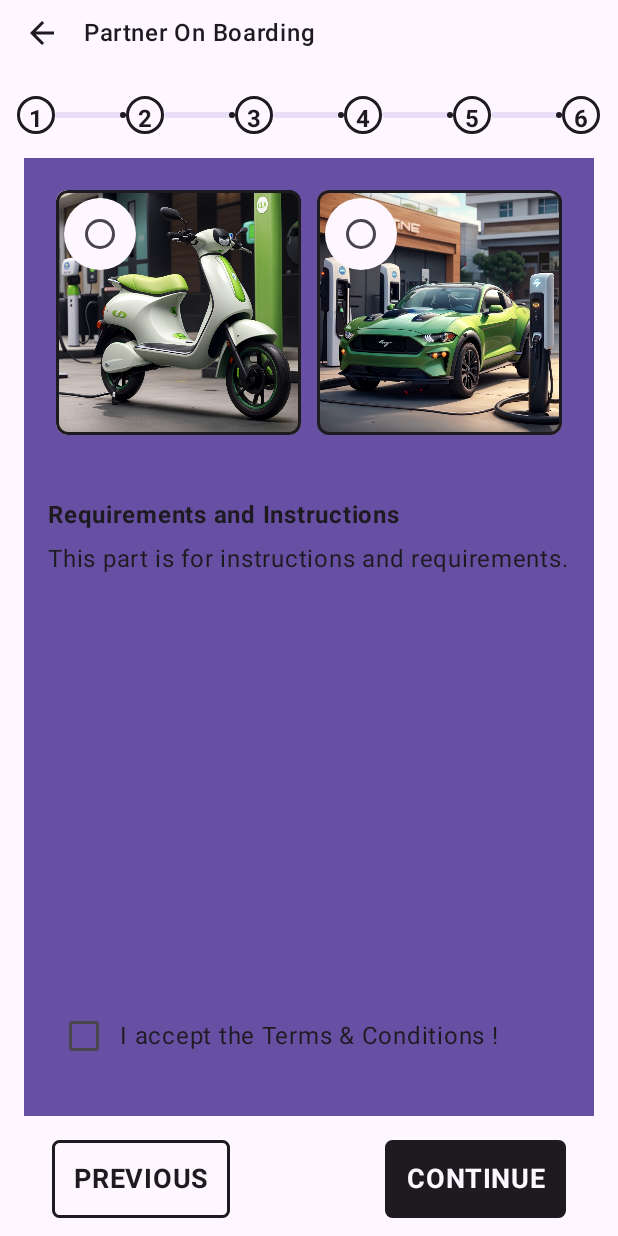
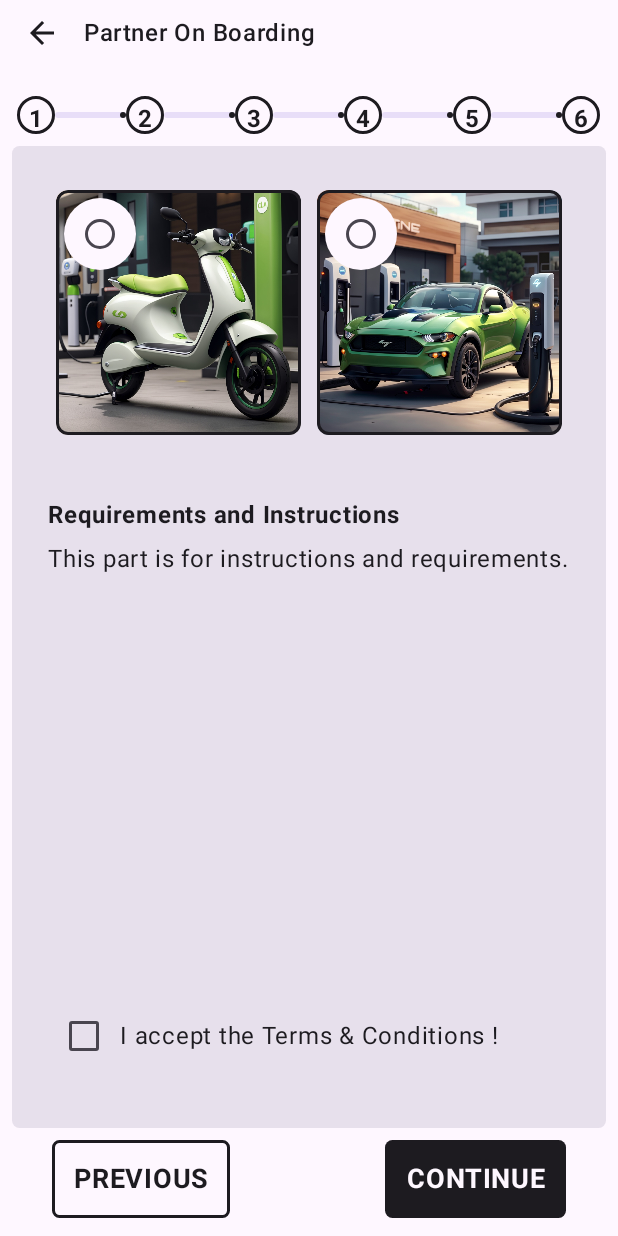
Before and after one commit to blazebizz/EvChargingAndroid, an Android app built with Jetpack Compose: the OnBoardingScreen screen opened through its navigation route, on a phone screen of 412 x 824 dp. Run offline under Robolectric (Android 15) with nearby library versions, the phone set to English and light mode, and no system bars; our stand-ins replace Dagger/Hilt's generated code, Firebase (no records; nobody signed in at launch, a user with empty details on screens opened directly), accompanist; libraries missing offline, so code that uses them is left out: com.velox.lazeir; 2 statements that could not run were skipped.

Commit message:
changes in onboarding

```diff
--- a/core/ui/src/main/java/com/blaze/core/ui/CoreUiComponents.kt
+++ b/core/ui/src/main/java/com/blaze/core/ui/CoreUiComponents.kt
@@ -40,7 +40,11 @@ fun InitSubUiComponents(model: CoreUiViewModel) {
 
     //region toast
     LaunchedEffect(key1 = model.toast.value) {
-        Toast.makeText(context, model.toast.value, Toast.LENGTH_SHORT).show()
+        if (model.toast.value.isNotBlank()) Toast.makeText(
+            context,
+            model.toast.value,
+            Toast.LENGTH_SHORT
+        ).show()
     }
 
 
--- a/core/ui/src/main/java/com/blaze/core/ui/CoreUiViewModel.kt
+++ b/core/ui/src/main/java/com/blaze/core/ui/CoreUiViewModel.kt
@@ -15,7 +15,7 @@ class CoreUiViewModel @Inject constructor() : ViewModel() {
     val isInternetAvailable: MutableState<Boolean> = mutableStateOf(true)
     internal val snackbarValue: MutableState<Pair<Boolean, String>> =
         mutableStateOf(Pair(false, ""))
-    internal val toast: MutableState<String> = mutableStateOf("Welcome")
+    internal val toast: MutableState<String> = mutableStateOf("")
 
     fun snackbar(message: String) {
         viewModelScope.launch {
--- a/feature/dashboard/src/main/java/com/blaze/feature/dashboard/screen/dashboard/DashboardScreen.kt
+++ b/feature/dashboard/src/main/java/com/blaze/feature/dashboard/screen/dashboard/DashboardScreen.kt
@@ -44,7 +44,7 @@ import com.blaze.core.utils.util.USER_ID
 @Composable
 fun DashboardScreen(navController: NavController) {
     val activity = LocalContext.current as Activity
-    val value = remember { mutableStateOf("") }
+    val value = remember { mutableStateOf(USER_ID) }
     LaunchedEffect(key1 = value.value){
         USER_ID = value.value
     }
--- a/feature/onboarding/build.gradle
+++ b/feature/onboarding/build.gradle
@@ -78,4 +78,5 @@ dependencies {
 
     implementation libs.lazier
     implementation libs.work.runtime.ktx
+    implementation libs.coil
 }
--- a/feature/onboarding/src/main/java/com/blaze/feature/onboarding/screen/onboard/OnboardingScreen.kt
+++ b/feature/onboarding/src/main/java/com/blaze/feature/onboarding/screen/onboard/OnboardingScreen.kt
@@ -20,6 +20,7 @@ import androidx.compose.foundation.layout.size
 import androidx.compose.foundation.layout.statusBarsPadding
 import androidx.compose.foundation.layout.width
 import androidx.compose.foundation.shape.CircleShape
+import androidx.compose.foundation.shape.RoundedCornerShape
 import androidx.compose.material.icons.Icons
 import androidx.compose.material.icons.filled.ArrowBack
 import androidx.compose.material3.Icon
@@ -191,13 +192,13 @@ fun OnBoardingScreen(
             Spacer(modifier = Modifier.weight(1f))
         }
 
-
         Column(
             Modifier
-                .padding(16.dp)
+                .padding(8.dp)
                 .weight(1f)
                 .fillMaxWidth()
-                .background(MaterialTheme.colorScheme.primary)
+                .background(MaterialTheme.colorScheme.surfaceVariant, RoundedCornerShape(5.dp))
+                .padding(8.dp)
         ) {
             OnBoardingSubNavGraph(onBoardingNavController, viewModel)
         }
--- a/feature/startup/src/main/java/com/blaze/feature/startup/screen/splash/SplashScreen.kt
+++ b/feature/startup/src/main/java/com/blaze/feature/startup/screen/splash/SplashScreen.kt
@@ -2,23 +2,19 @@ package com.blaze.feature.startup.screen.splash
 
 import androidx.compose.foundation.Image
 import androidx.compose.foundation.background
-import androidx.compose.foundation.layout.Box
 import androidx.compose.foundation.layout.Column
 import androidx.compose.foundation.layout.Spacer
 import androidx.compose.foundation.layout.fillMaxSize
-import androidx.compose.foundation.layout.padding
+import androidx.compose.foundation.layout.fillMaxWidth
 import androidx.compose.material3.MaterialTheme
-import androidx.compose.material3.Text
 import androidx.compose.runtime.Composable
 import androidx.compose.runtime.LaunchedEffect
+import androidx.compose.ui.Alignment
+import androidx.compose.ui.Alignment.Companion.CenterHorizontally
 import androidx.compose.ui.Modifier
-import androidx.compose.ui.layout.ContentScale
 import androidx.compose.ui.platform.LocalContext
 import androidx.compose.ui.res.painterResource
-import androidx.compose.ui.text.font.FontWeight
 import androidx.compose.ui.tooling.preview.Preview
-import androidx.compose.ui.unit.dp
-import androidx.compose.ui.unit.sp
 import androidx.navigation.NavController
 import androidx.navigation.NavOptions
 import com.blaze.core.ui.CoreUiViewModel
@@ -71,32 +67,31 @@ fun SplashScreen(
 @Composable
 @Preview
 fun Slplashh() {
-    Box(modifier = Modifier
-        .background(MaterialTheme.colorScheme.primary)
-        .fillMaxSize()) {
+    Column(
+        Modifier
+            .background(MaterialTheme.colorScheme.primary)
+            .fillMaxSize(),
+    ) {
+        Spacer(modifier = Modifier.weight(1f))
+        Image(
+            painter = painterResource(id = R.drawable.logo), contentDescription = "",
+            Modifier.fillMaxWidth(0.5f).align(CenterHorizontally),
+        )
+        Spacer(modifier = Modifier.weight(2f))
 
-        Image(
-            painter = painterResource(id = R.drawable.logo_square), contentDescription = "",
-            Modifier.fillMaxSize(),
-            contentScale = ContentScale.FillWidth
-        )
+//            Text(
+//                text = "Power Up Your Drive with",
+//                fontSize = 30.sp,
+//                color = MaterialTheme.colorScheme.onBackground,
+//                fontWeight = FontWeight.SemiBold
+//            )
+//            Text(
+//                text = "Random",
+//                fontSize = 35.sp,
+//                color = MaterialTheme.colorScheme.background,
+//                fontWeight = FontWeight.Bold
+//            )
+//            Spacer(modifier = Modifier.weight(6f))
+    }
 
-        Column(Modifier.padding(30.dp)) {
-            Spacer(modifier = Modifier.weight(1f))
-
-            Text(
-                text = "Power Up Your Drive with",
-                fontSize = 30.sp,
-                color = MaterialTheme.colorScheme.onBackground,
-                fontWeight = FontWeight.SemiBold
-            )
-            Text(
-                text = "Random",
-                fontSize = 35.sp,
-                color = MaterialTheme.colorScheme.background,
-                fontWeight = FontWeight.Bold
-            )
-            Spacer(modifier = Modifier.weight(6f))
-        }
-    }
 }
--- a/gradle/libs.versions.toml
+++ b/gradle/libs.versions.toml
@@ -36,6 +36,7 @@ systemuicontroller="0.27.0"
 lottieVersion = "6.1.0"
 
 lazier = "1.0.4"
+coil = "2.4.0"
 
 [libraries]
 core-ktx = { group = "androidx.core", name = "core-ktx", version.ref = "core-ktx" }
@@ -84,7 +85,7 @@ lottie = { group = "com.airbnb.android", name = "lottie", version.ref = "lottieV
 
 lazier = { group = "com.github.blazebizz", name = "lazier", version.ref = "lazier" }
 
-
+coil = {group = "io.coil-kt",name = "coil-compose", version.ref= "coil"}
 
 
 [plugins]
```
Also changed, not shown: core/ui/src/main/java/com/blaze/core/ui/components/UploadImageLayout.kt (+10 -11 lines), feature/onboarding/src/main/java/com/blaze/feature/onboarding/screen/onboard/OnBoardingStatusScreen.kt (+11 -8 lines), 5 other files.
